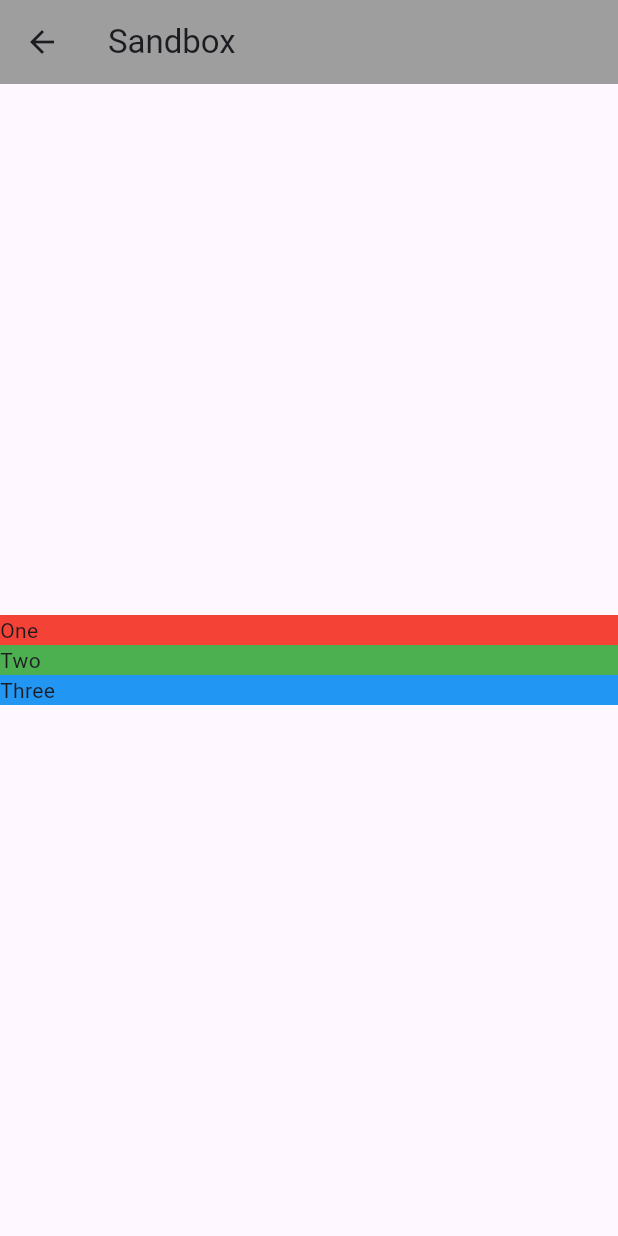
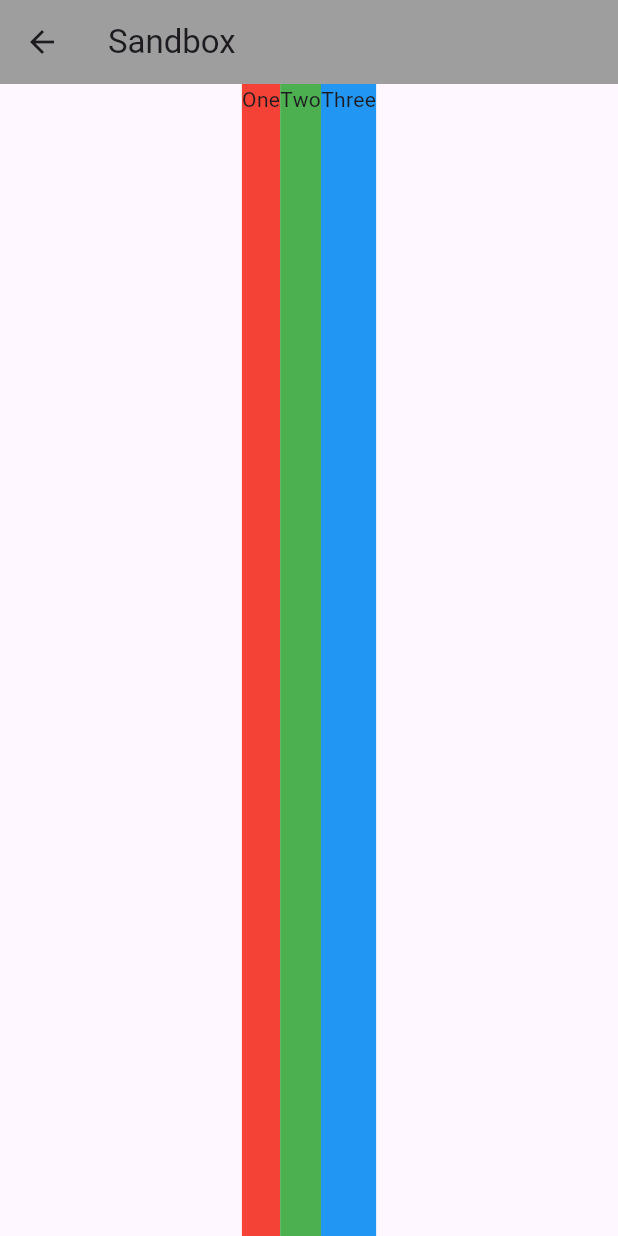
Before and after one commit to zihanahmad11/coffee_card, a Flutter app: the Sandbox screen opened directly, on a phone screen of 412 x 824 dp. Run offline on Flutter 3.47's test engine with Material 3 defaults, Android fonts, the light colour scheme and no system bars.

Commit message:
last update

```diff
--- a/lib/main.dart
+++ b/lib/main.dart
@@ -12,16 +12,28 @@ class Sandbox extends StatelessWidget {
   Widget build(BuildContext context) {
     return Scaffold(
       appBar: AppBar(
-        title: const Text('Sandbox'),
+        title: Text('Sandbox'),
         backgroundColor: Colors.grey,
       ),
-      body: Column(
+      body: Row(
+        mainAxisAlignment: MainAxisAlignment.center,
         crossAxisAlignment: CrossAxisAlignment.stretch,
-        mainAxisAlignment: MainAxisAlignment.center,
         children: [
-          Container(width: 100, color: Colors.red, child: const Text('One')),
-          Container(width: 200, color: Colors.green, child: const Text('Two')),
-          Container(width: 300, color: Colors.blue, child: const Text('Three')),
+          Container(
+            height: 100,
+            color: Colors.red,
+            child: const Text("One"),
+          ),
+          Container(
+            height: 200,
+            color: Colors.green,
+            child: const Text('Two'),
+          ),
+          Container(
+            height: 300,
+            color: Colors.blue,
+            child: const Text('Three'),
+          ),
         ],
       ),
     );
```
Also changed, not shown: lib/coffee_prefs.dart (added, +10 -0 lines), lib/home.dart (+6 -5 lines).
